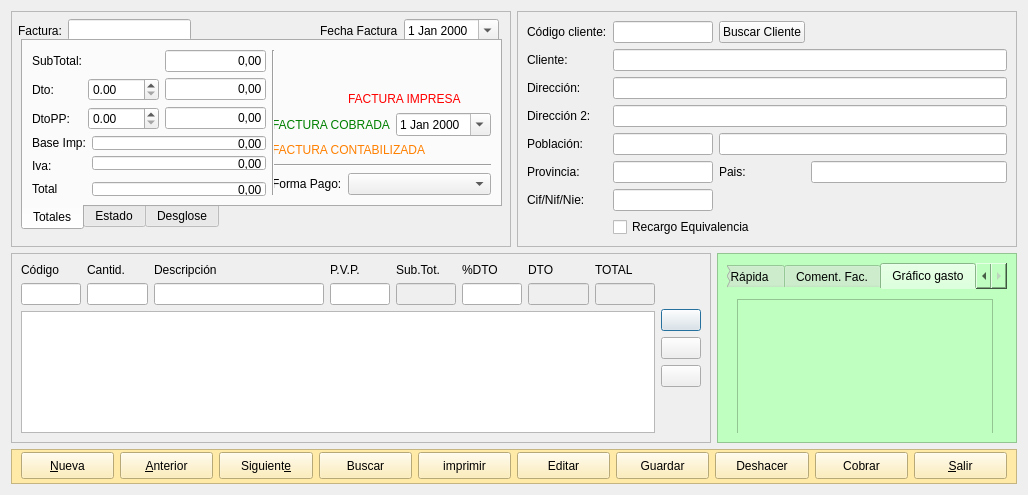
The window that frmfacturas.ui (arcnexus/RedFoX) describes before a commit, drawn with Qt 5.
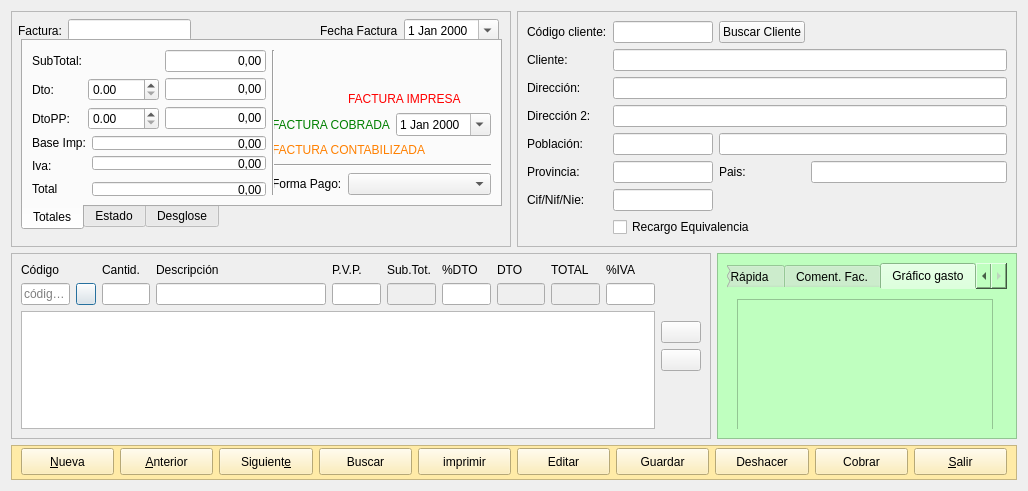
The same window after the commit. Icons and pictures are not drawn.

Patch:
```diff
--- a/frmfacturas.ui
+++ b/frmfacturas.ui
@@ -6,8 +6,8 @@
    <rect>
     <x>0</x>
     <y>0</y>
-    <width>1024</width>
-    <height>495</height>
+    <width>1020</width>
+    <height>491</height>
    </rect>
   </property>
   <property name="windowTitle">
@@ -42,35 +42,81 @@
               </property>
              </widget>
             </item>
-            <item row="0" column="1">
+            <item row="0" column="2">
              <widget class="QLabel" name="label_18">
               <property name="text">
                <string>Cantid.</string>
               </property>
              </widget>
             </item>
-            <item row="0" column="2">
+            <item row="0" column="7">
+             <widget class="QLabel" name="label_33">
+              <property name="text">
+               <string>DTO</string>
+              </property>
+             </widget>
+            </item>
+            <item row="1" column="7">
+             <widget class="QLineEdit" name="txtDtoArticulo">
+              <property name="enabled">
+               <bool>false</bool>
+              </property>
+              <property name="alignment">
+               <set>Qt::AlignRight|Qt::AlignTrailing|Qt::AlignVCenter</set>
+              </property>
+              <property name="readOnly">
+               <bool>true</bool>
+              </property>
+             </widget>
+            </item>
+            <item row="0" column="3">
              <widget class="QLabel" name="label_19">
               <property name="text">
                <string>Descripción</string>
               </property>
              </widget>
             </item>
-            <item row="0" column="3">
+            <item row="0" column="4">
              <widget class="QLabel" name="label_30">
               <property name="text">
                <string>P.V.P.</string>
               </property>
              </widget>
             </item>
-            <item row="0" column="4">
+            <item row="0" column="5">
              <widget class="QLabel" name="label_31">
               <property name="text">
                <string>Sub.Tot.</string>
               </property>
              </widget>
             </item>
-            <item row="0" column="5">
+            <item row="1" column="5">
+             <widget class="QLineEdit" name="txtSubtotalArticulo">
+              <property name="enabled">
+               <bool>false</bool>
+              </property>
+              <property name="alignment">
+               <set>Qt::AlignRight|Qt::AlignTrailing|Qt::AlignVCenter</set>
+              </property>
+              <property name="readOnly">
+               <bool>true</bool>
+              </property>
+             </widget>
+            </item>
+            <item row="1" column="6">
+             <widget class="QLineEdit" name="txtPorcDtoArticulo">
+              <property name="alignment">
+               <set>Qt::AlignRight|Qt::AlignTrailing|Qt::AlignVCenter</set>
+              </property>
+              <property name="readOnly">
+               <bool>true</bool>
+              </property>
+              <property name="placeholderText">
+               <string/>
+              </property>
+             </widget>
+            </item>
+            <item row="0" column="6">
              <widget class="QLabel" name="label_32">
               <property name="text">
                <string>%DTO</string>
@@ -82,23 +128,32 @@
               <property name="readOnly">
                <bool>true</bool>
               </property>
+              <property name="placeholderText">
+               <string>código Art</string>
+              </property>
              </widget>
             </item>
-            <item row="0" column="6">
-             <widget class="QLabel" name="label_33">
-              <property name="text">
-               <string>DTO</string>
+            <item row="1" column="4">
+             <widget class="QLineEdit" name="txtPVPArticulo">
+              <property name="alignment">
+               <set>Qt::AlignRight|Qt::AlignTrailing|Qt::AlignVCenter</set>
               </property>
+              <property name="readOnly">
+               <bool>true</bool>
+              </property>
+              <property name="placeholderText">
+               <string/>
+              </property>
              </widget>
             </item>
-            <item row="0" column="7">
+            <item row="0" column="8">
              <widget class="QLabel" name="label_34">
               <property name="text">
                <string>TOTAL</string>
               </property>
              </widget>
             </item>
-            <item row="1" column="2">
+            <item row="1" column="3">
              <widget class="QLineEdit" name="txtDescripcionArticulo">
               <property name="minimumSize">
                <size>
@@ -109,55 +164,12 @@
               <property name="readOnly">
                <bool>true</bool>
               </property>
-             </widget>
-            </item>
-            <item row="1" column="3">
-             <widget class="QLineEdit" name="txtPVPArticulo">
-              <property name="alignment">
-               <set>Qt::AlignRight|Qt::AlignTrailing|Qt::AlignVCenter</set>
+              <property name="placeholderText">
+               <string/>
               </property>
-              <property name="readOnly">
-               <bool>true</bool>
-              </property>
              </widget>
             </item>
-            <item row="1" column="4">
-             <widget class="QLineEdit" name="txtSubtotalArticulo">
-              <property name="enabled">
-               <bool>false</bool>
-              </property>
-              <property name="alignment">
-               <set>Qt::AlignRight|Qt::AlignTrailing|Qt::AlignVCenter</set>
-              </property>
-              <property name="readOnly">
-               <bool>true</bool>
-              </property>
-             </widget>
-            </item>
-            <item row="1" column="5">
-             <widget class="QLineEdit" name="txtPorcDtoArticulo">
-              <property name="alignment">
-               <set>Qt::AlignRight|Qt::AlignTrailing|Qt::AlignVCenter</set>
-              </property>
-              <property name="readOnly">
-               <bool>true</bool>
-              </property>
-             </widget>
-            </item>
-            <item row="1" column="6">
-             <widget class="QLineEdit" name="txtDtoArticulo">
-              <property name="enabled">
-               <bool>false</bool>
-              </property>
-              <property name="alignment">
-               <set>Qt::AlignRight|Qt::AlignTrailing|Qt::AlignVCenter</set>
-              </property>
-              <property name="readOnly">
-               <bool>true</bool>
-              </property>
-             </widget>
-            </item>
-            <item row="1" column="7">
+            <item row="1" column="8">
              <widget class="QLineEdit" name="txtTotalArticulo">
               <property name="enabled">
                <bool>false</bool>
@@ -170,7 +182,7 @@
               </property>
              </widget>
             </item>
-            <item row="1" column="1">
+            <item row="1" column="2">
              <widget class="QLineEdit" name="txtcCantidadArticulo">
               <property name="alignment">
                <set>Qt::AlignRight|Qt::AlignTrailing|Qt::AlignVCenter</set>
@@ -178,6 +190,36 @@
               <property name="readOnly">
                <bool>true</bool>
               </property>
+              <property name="placeholderText">
+               <string/>
+              </property>
+             </widget>
+            </item>
+            <item row="1" column="1">
+             <widget class="QPushButton" name="btnAnadirLinea">
+              <property name="maximumSize">
+               <size>
+                <width>20</width>
+                <height>16777215</height>
+               </size>
+              </property>
+              <property name="text">
+               <string/>
+              </property>
+              <property name="icon">
+               <iconset resource="terra.qrc">
+                <normaloff>:/Icons/PNG/add.png</normaloff>:/Icons/PNG/add.png</iconset>
+              </property>
+             </widget>
+            </item>
+            <item row="1" column="9">
+             <widget class="QLineEdit" name="txtPorcIVAArticulo"/>
+            </item>
+            <item row="0" column="9">
+             <widget class="QLabel" name="label_35">
+              <property name="text">
+               <string>%IVA</string>
+              </property>
              </widget>
             </item>
            </layout>
@@ -202,17 +244,6 @@
             </property>
            </spacer>
           </item>
-          <item>
-           <widget class="QPushButton" name="AnadirLinea">
-            <property name="text">
-             <string/>
-            </property>
-            <property name="icon">
-             <iconset resource="terra.qrc">
-              <normaloff>:/Icons/PNG/add.png</normaloff>:/Icons/PNG/add.png</iconset>
-            </property>
-           </widget>
-          </item>
           <item>
            <widget class="QPushButton" name="pushButton_2">
             <property name="text">
```
Left out of the diff: 4 changed lines with no effect on the pictures.
